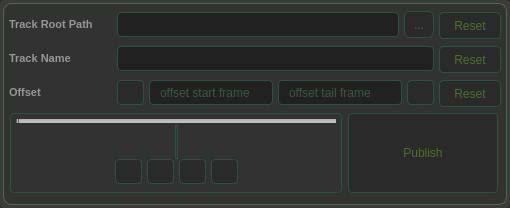
pyvfx-com/ffmpeg-helper, file ui/trimaudio.ui: the form before one commit.
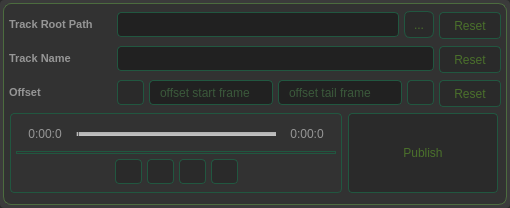
The form after the commit. Icons and pictures are not drawn.

Commit message: Update the git ignorefile and update the reset button

What changed in the file:
```diff
--- a/ui/trimaudio.ui
+++ b/ui/trimaudio.ui
@@ -657,6 +657,31 @@
                <number>5</number>
               </property>
               <item>
+               <layout class="QVBoxLayout" name="verticalLayout_2">
+                <property name="spacing">
+                 <number>2</number>
+                </property>
+                <item>
+                 <layout class="QHBoxLayout" name="horizontalLayout_2" stretch="0,0,0">
+                  <item>
+                   <widget class="QLabel" name="label_play_time">
+                    <property name="styleSheet">
+                     <string notr="true"> QLabel {
+	color: rgb(150, 150, 150);
+	border : none;
+    border-radius: none;
+	background-color:none;
+}</string>
+                    </property>
+                    <property name="text">
+                     <string>0:00:0</string>
+                    </property>
+                    <property name="alignment">
+                     <set>Qt::AlignCenter</set>
+                    </property>
+                   </widget>
+                  </item>
+                  <item>
                <widget class="QSlider" name="playSlider">
                 <property name="minimumSize">
                  <size>
@@ -666,13 +691,14 @@
                 </property>
                 <property name="maximumSize">
                  <size>
-                  <width>16777215</width>
+                      <width>200</width>
                   <height>4</height>
                  </size>
                 </property>
                 <property name="styleSheet">
                  <string notr="true">QSlider {
     background-color: rgb(0, 85, 0, 0);
+    border-radius: 4px;
 }
 
 QSlider::groove:horizontal {
@@ -699,38 +725,6 @@
                </widget>
               </item>
               <item>
-               <layout class="QVBoxLayout" name="verticalLayout_2">
-                <property name="spacing">
-                 <number>0</number>
-                </property>
-                <item>
-                 <layout class="QHBoxLayout" name="horizontalLayout_2" stretch="0,0,0">
-                  <item>
-                   <widget class="QLabel" name="label_play_time">
-                    <property name="styleSheet">
-                     <string notr="true"> QLabel {
-	color: rgb(150, 150, 150);
-	border : none;
-    border-radius: none;
-	background-color:none;
-}</string>
-                    </property>
-                    <property name="text">
-                     <string/>
-                    </property>
-                    <property name="alignment">
-                     <set>Qt::AlignCenter</set>
-                    </property>
-                   </widget>
-                  </item>
-                  <item>
-                   <widget class="Line" name="line">
-                    <property name="orientation">
-                     <enum>Qt::Vertical</enum>
-                    </property>
-                   </widget>
-                  </item>
-                  <item>
                    <widget class="QLabel" name="label_play_remain">
                     <property name="styleSheet">
                      <string notr="true"> QLabel {
@@ -741,7 +735,7 @@
 }</string>
                     </property>
                     <property name="text">
-                     <string/>
+                     <string>0:00:0</string>
                     </property>
                     <property name="alignment">
                      <set>Qt::AlignCenter</set>
@@ -750,6 +744,13 @@
                   </item>
                  </layout>
                 </item>
+                <item>
+                 <widget class="Line" name="line">
+                  <property name="orientation">
+                   <enum>Qt::Horizontal</enum>
+                  </property>
+                 </widget>
+                </item>
                 <item>
                  <layout class="QHBoxLayout" name="horizontalLayout">
                   <property name="spacing">
@@ -759,7 +760,7 @@
                    <number>3</number>
                   </property>
                   <property name="topMargin">
-                   <number>0</number>
+                   <number>3</number>
                   </property>
                   <property name="rightMargin">
                    <number>3</number>
```
Lines whose indentation alone changed are shown as unchanged. The commit also changes 3 other files.
